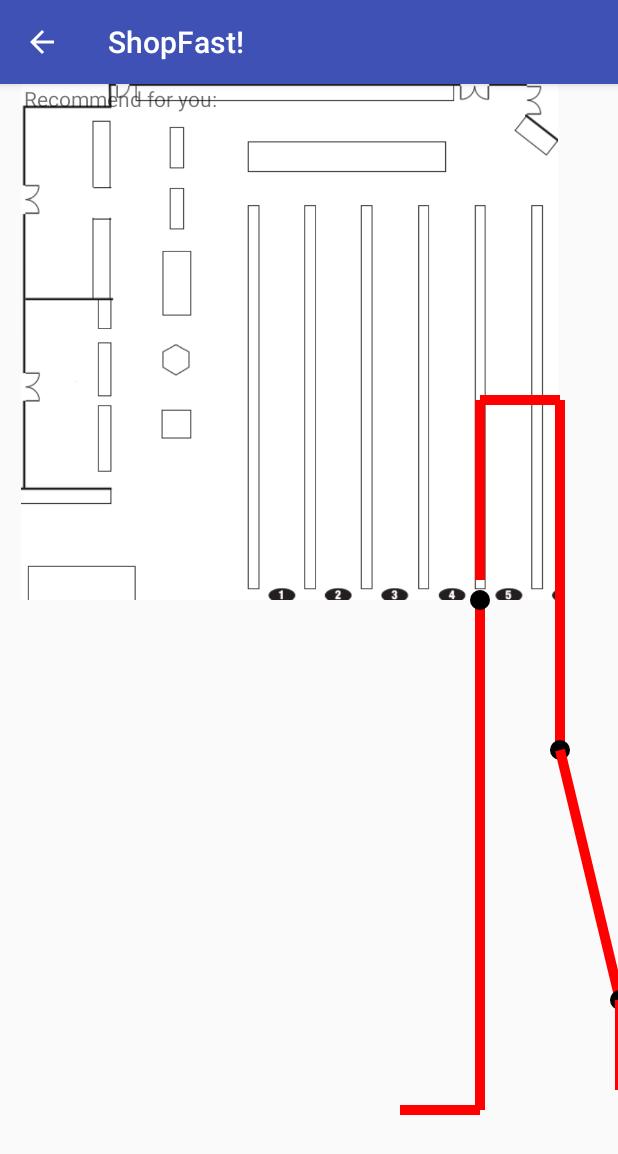
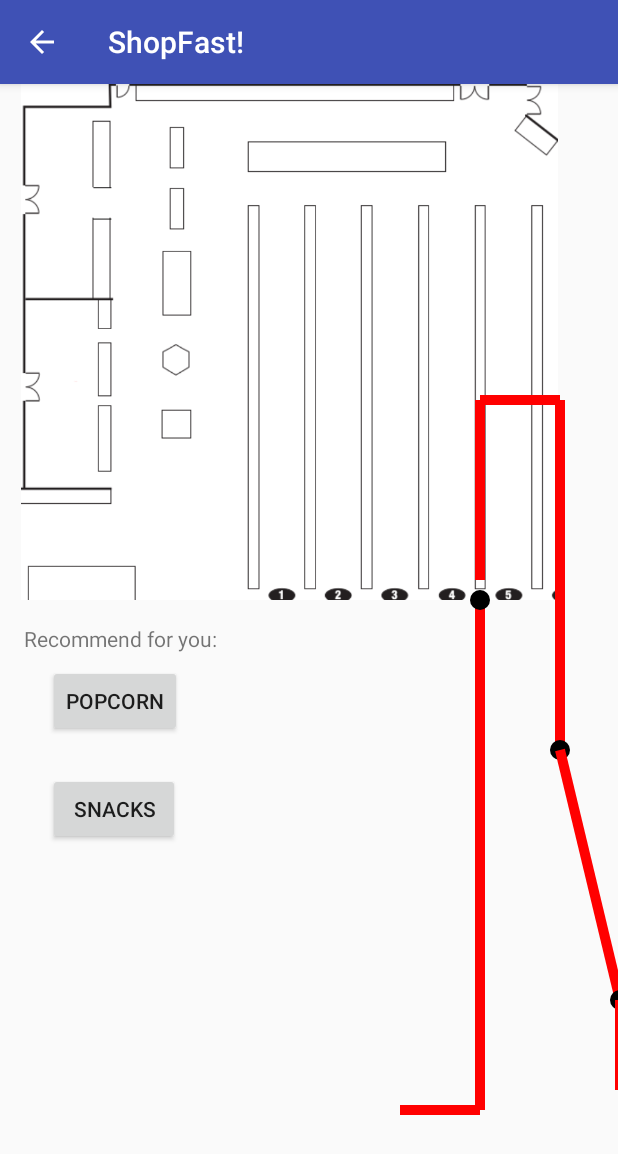
Before and after one commit to jsreid13/HackThe6ix, an Android app: the CreateShoppingListActivity screen opened directly, with no data from a screen before it, after a tap on "SUBMIT", on a phone screen of 412 x 824 dp. Shown: the top 1154 px of the screen. Run offline under Robolectric (Android 15) with nearby library versions, the phone set to English and light mode, and no system bars.

Commit message:
add two recommend items

```diff
--- a/shopping/app/src/main/java/com/hackthe6ix/shopping/ui/CreateShoppingListActivity.java
+++ b/shopping/app/src/main/java/com/hackthe6ix/shopping/ui/CreateShoppingListActivity.java
@@ -95,8 +95,12 @@ public class CreateShoppingListActivity extends AppCompatActivity {
 
     public void submitShoppingList(View view) {
         Intent intent = new Intent(this, DisplayRouteActivity.class);
-        Thread.sleep(1000);
+        try {
+            Thread.sleep(1000);
             startActivity(intent);
+        }catch (Exception e){
+
+        }
 //        JsonGen new_submit = new JsonGen(shopping_list_vec);
 //        boolean success = new_submit.generateJsonFromVector();
 //        if (success) {
--- a/shopping/app/src/main/java/com/hackthe6ix/shopping/ui/DisplayRouteActivity.java
+++ b/shopping/app/src/main/java/com/hackthe6ix/shopping/ui/DisplayRouteActivity.java
@@ -3,9 +3,12 @@ package com.hackthe6ix.shopping.ui;
 import android.os.Bundle;
 import android.support.v7.app.AppCompatActivity;
 import android.view.ViewGroup;
+import android.widget.Button;
 import android.widget.TextView;
 
 import com.hackthe6ix.shopping.R;
+
+import java.util.Random;
 
 public class DisplayRouteActivity extends AppCompatActivity {
     public ViewGroup v_group;
@@ -19,5 +22,14 @@ public class DisplayRouteActivity extends AppCompatActivity {
         v_group = (ViewGroup) getWindow().getDecorView();
         DrawRoute draw = new DrawRoute(this);
         v_group.addView(draw);
+
+        Random rand = new Random();
+        int rand_int = rand.nextInt(25) + 1;
+        String rand_item = CreateShoppingListActivity.item_list_vec.get(rand_int);
+        String rand_item_2 = CreateShoppingListActivity.item_list_vec.get(rand_int+2);
+        Button rec_item_1 = (Button) findViewById(R.id.recom_item_1);
+        rec_item_1.setText(rand_item);
+        Button rec_item_2 = (Button) findViewById(R.id.recom_item_2);
+        rec_item_2.setText(rand_item_2);
     }
 }
--- a/shopping/app/src/main/res/layout/activity_drawroute.xml
+++ b/shopping/app/src/main/res/layout/activity_drawroute.xml
@@ -18,8 +18,29 @@
         android:layout_width="wrap_content"
         android:layout_height="wrap_content"
         android:layout_marginStart="16dp"
+        android:layout_marginTop="16dp"
         android:text="Recommend for you:"
         app:layout_constraintStart_toStartOf="parent"
-        tools:layout_editor_absoluteY="358dp" />
+        app:layout_constraintTop_toBottomOf="@+id/imageView" />
+
+    <Button
+        android:id="@+id/recom_item_1"
+        android:layout_width="wrap_content"
+        android:layout_height="wrap_content"
+        android:layout_marginStart="32dp"
+        android:layout_marginTop="8dp"
+        android:text="@string/recommended_item_1"
+        app:layout_constraintStart_toStartOf="parent"
+        app:layout_constraintTop_toBottomOf="@+id/recommendItems" />
+
+    <Button
+        android:id="@+id/recom_item_2"
+        android:layout_width="wrap_content"
+        android:layout_height="wrap_content"
+        android:layout_marginStart="32dp"
+        android:layout_marginTop="24dp"
+        android:text="@string/recommended_item_2"
+        app:layout_constraintStart_toStartOf="parent"
+        app:layout_constraintTop_toBottomOf="@+id/recom_item_1" />
 
 </android.support.constraint.ConstraintLayout>
--- a/shopping/app/src/main/res/values/strings.xml
+++ b/shopping/app/src/main/res/values/strings.xml
@@ -4,4 +4,6 @@
     <string name="button_item_search">Add</string>
     <string name="shopping_list">Shopping list empty</string>
     <string name="shopping_list_submit">Submit</string>
+    <string name="recommended_item_1">seafood</string>
+    <string name="recommended_item_2">chips</string>
 </resources>
```
